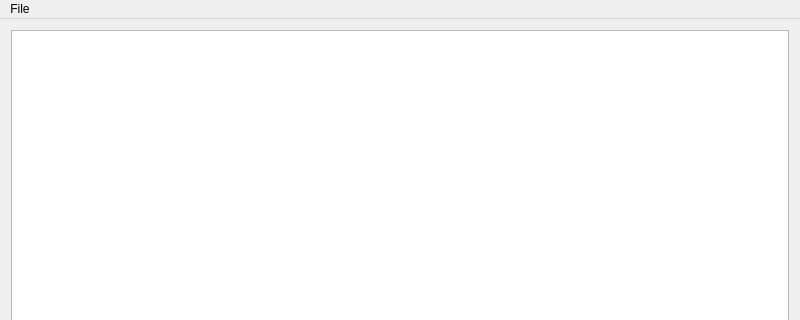
First picture: the form in src/ui/ChewingEditor.ui, repository chewing/chewing-editor, before the edit; both pictures show x 0 to 800 and y 0 to 320 of the 800 by 600 pixel window.
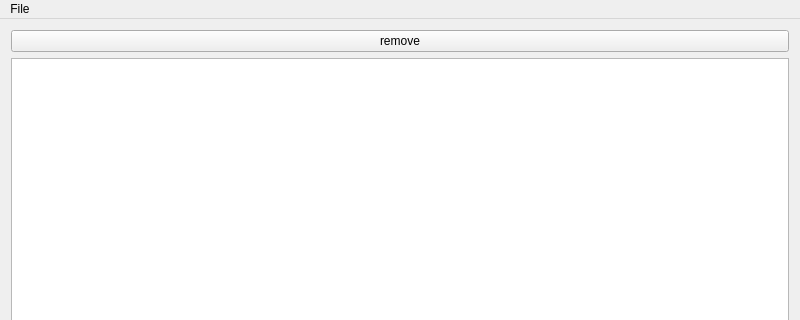
Second picture: the form after the edit.

Commit message: Add remove button

```diff
--- a/src/ui/ChewingEditor.ui
+++ b/src/ui/ChewingEditor.ui
@@ -21,8 +21,19 @@
   </property>
   <widget class="QWidget" name="centralWidget">
    <layout class="QGridLayout" name="gridLayout">
+    <item row="1" column="0">
+     <widget class="QListView" name="userphraseView">
+      <property name="selectionMode">
+       <enum>QAbstractItemView::MultiSelection</enum>
+      </property>
+     </widget>
+    </item>
     <item row="0" column="0">
-     <widget class="QListView" name="userphraseView"/>
+     <widget class="QPushButton" name="removeButton">
+      <property name="text">
+       <string>remove</string>
+      </property>
+     </widget>
     </item>
    </layout>
   </widget>
```
